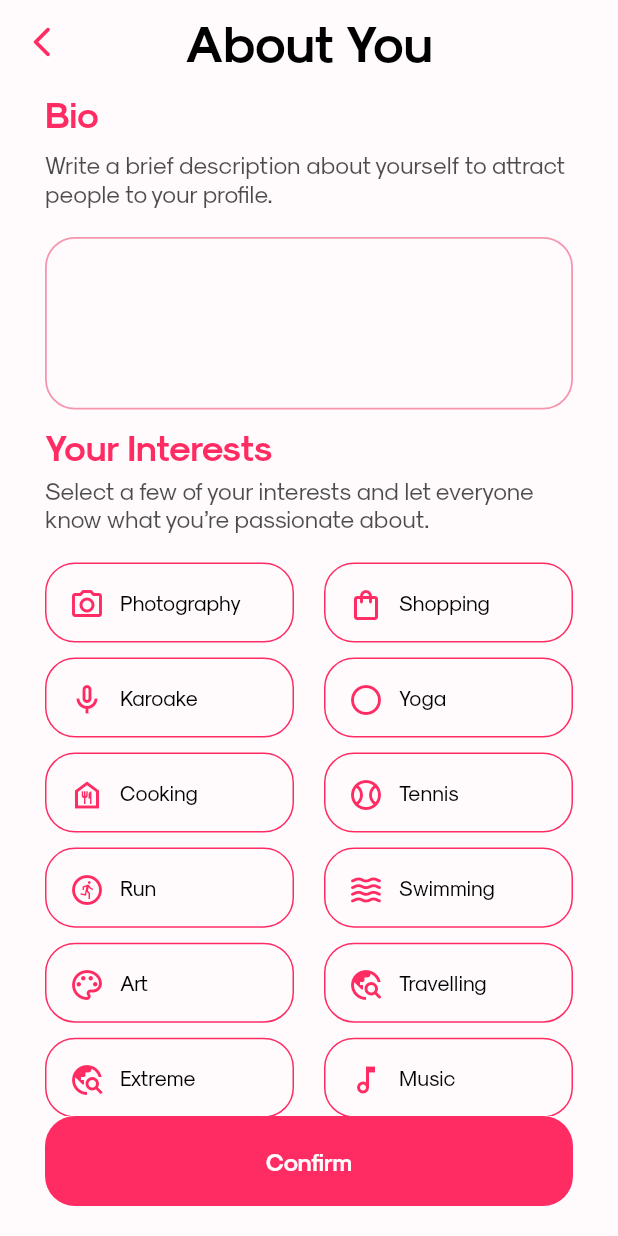
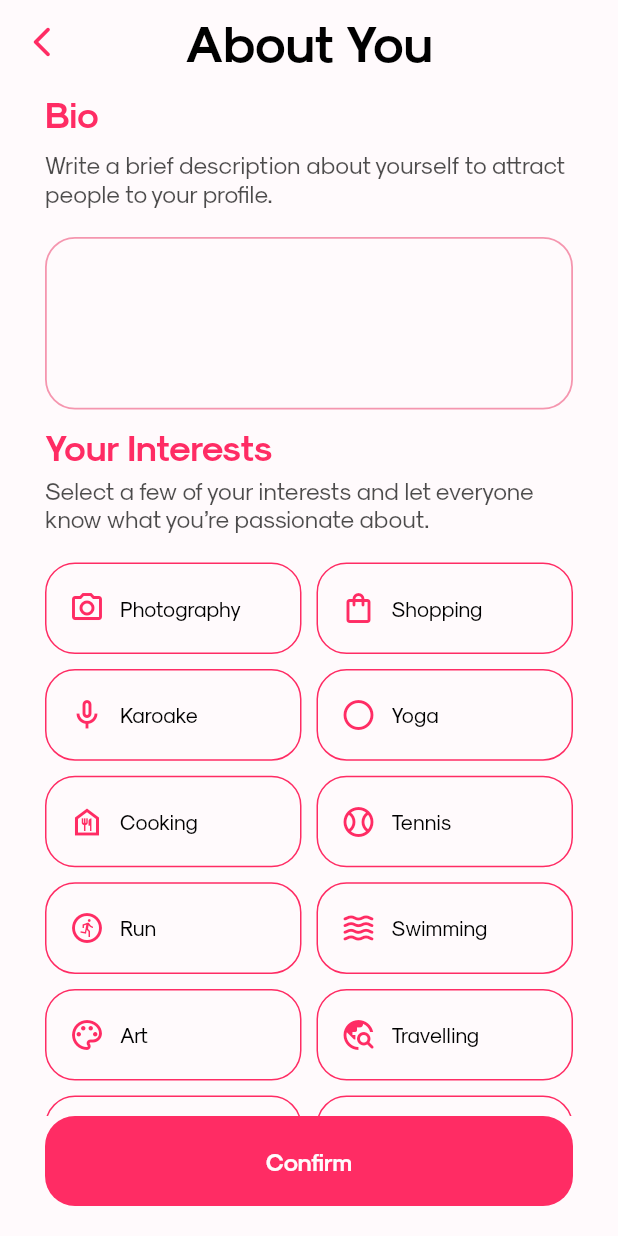
Before and after one commit to swciitg/college_cupid, a Flutter app: the AboutYouScreen screen opened directly, on a phone screen of 412 x 824 dp. Run offline on Flutter 3.47's test engine with Material 2 defaults, Android fonts, the phone set to English and light mode, and no system bars; our stand-ins replace expandable_text, google_fonts, image_picker, page_transition; missing offline and left inert: flutter_timer_countdown.

Commit message:
fixed interestCard height

```diff
--- a/lib/screens/about_you/about_you.dart
+++ b/lib/screens/about_you/about_you.dart
@@ -53,8 +53,8 @@ class _AboutYouScreenState extends State<AboutYouScreen> {
       margin: const EdgeInsets.symmetric(horizontal: 30),
       child: GridView.count(
         crossAxisCount: 2,
-        childAspectRatio: 140 / 45, // as in figma design
-        crossAxisSpacing: 20,
+        childAspectRatio: 140 / 50, // as in figma design
+        crossAxisSpacing: 10,
         mainAxisSpacing: 10,
         shrinkWrap: true,
         physics: const NeverScrollableScrollPhysics(),
--- a/lib/widgets/about_you/interest_card.dart
+++ b/lib/widgets/about_you/interest_card.dart
@@ -26,7 +26,7 @@ class InterestCard extends StatelessWidget {
     return GestureDetector(
       onTap: onTap,
       child: Container(
-        padding: const EdgeInsets.symmetric(vertical: 15).copyWith(left: 15),
+        padding: const EdgeInsets.symmetric(vertical: 5, horizontal: 15),
         height: height ?? 50,
         width: width ?? double.infinity,
         decoration: BoxDecoration(
@@ -46,17 +46,27 @@ class InterestCard extends StatelessWidget {
               : null,
         ),
         child: Row(
+          mainAxisAlignment: MainAxisAlignment.start,
+          crossAxisAlignment: CrossAxisAlignment.center,
+          mainAxisSize: MainAxisSize.min,
           children: [
             Icon(
               icon,
               color: isSelected ? Colors.white : CupidColors.titleColor,
             ),
             SizedBox(width: gapInBetween ?? 10),
-            Text(
-              text,
-              overflow: TextOverflow.ellipsis,
-              style: CupidStyles.normalTextStyle.copyWith(
-                color: isSelected ? Colors.white : CupidColors.normalTextColor,
+            Flexible(
+              child: SingleChildScrollView(
+                scrollDirection: Axis.horizontal,
+                child: Text(
+                  text,
+                  overflow: TextOverflow.ellipsis,
+                  maxLines: 1,
+                  style: CupidStyles.normalTextStyle.copyWith(
+                    color:
+                        isSelected ? Colors.white : CupidColors.normalTextColor,
+                  ),
+                ),
               ),
             ),
           ],
```
